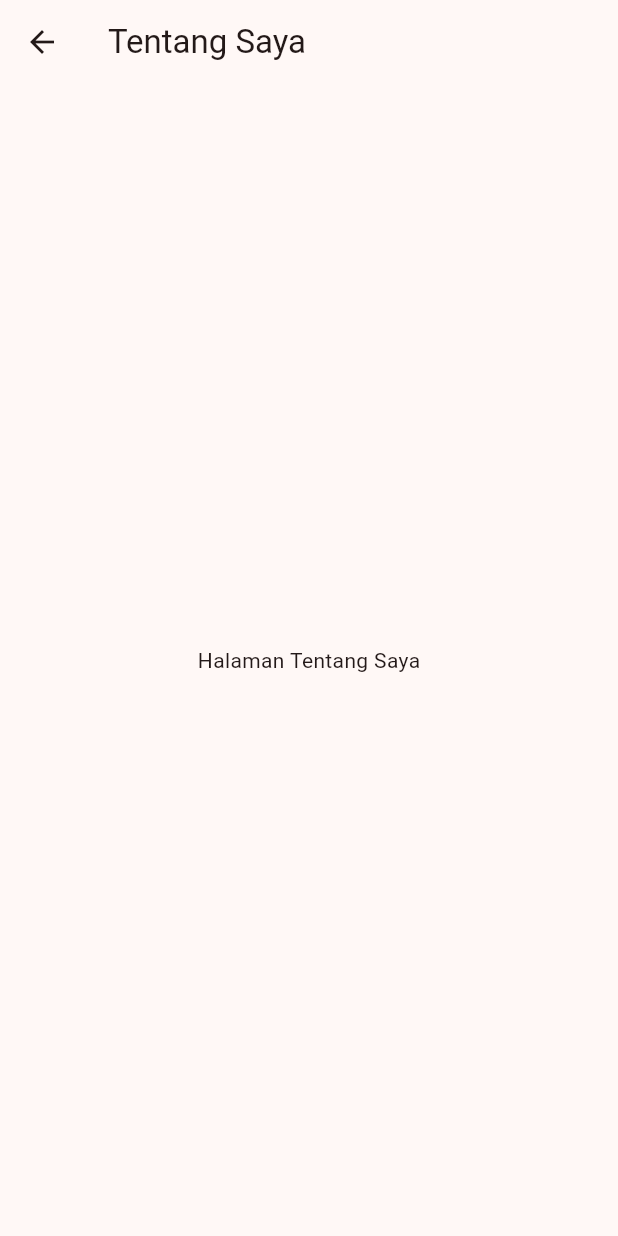
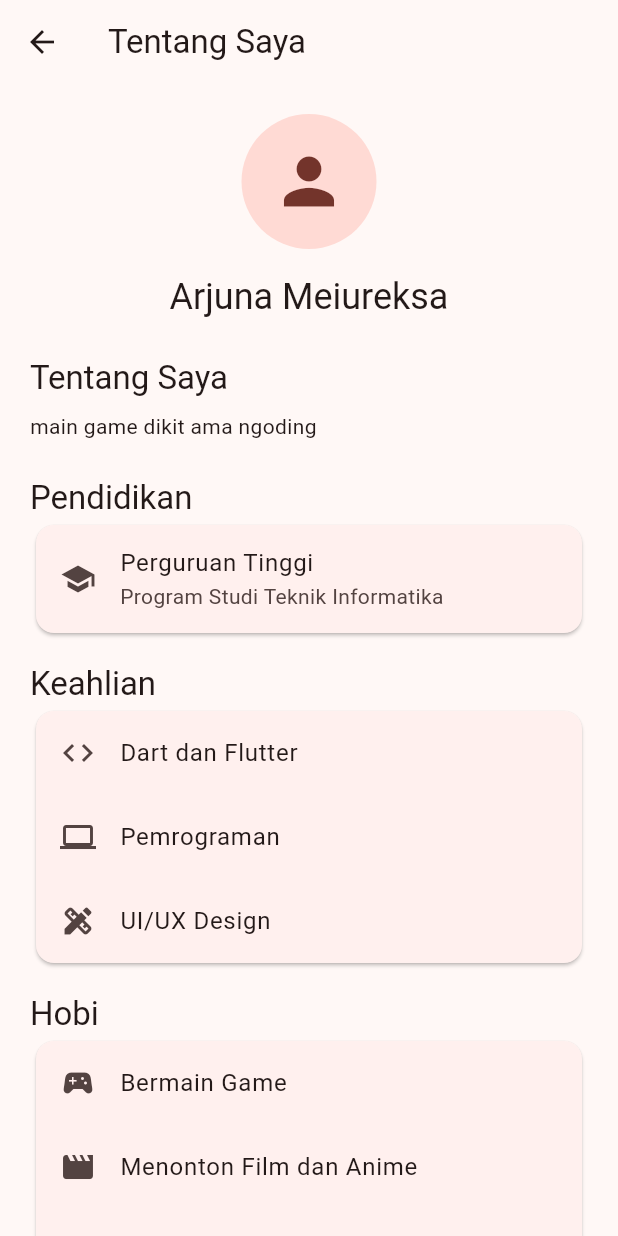
Before and after one commit to iamjonaz/uts-pml-1124160226-soal2-, a Flutter app: the AboutPage screen opened by its route, on a phone screen of 412 x 824 dp. Run offline on Flutter 3.47's test engine with Material 3 defaults, Android fonts, the phone set to English and light mode, and no system bars.

Commit message:
feat: add about page and app navigation

```diff
--- a/lib/screens/about_page.dart
+++ b/lib/screens/about_page.dart
@@ -9,8 +9,112 @@ class AboutPage extends StatelessWidget {
       appBar: AppBar(
         title: const Text('Tentang Saya'),
       ),
-      body: const Center(
-        child: Text('Halaman Tentang Saya'),
+
+      body: SingleChildScrollView(
+        padding: const EdgeInsets.all(20),
+        child: Column(
+          crossAxisAlignment: CrossAxisAlignment.start,
+          children: [
+            const Center(
+              child: CircleAvatar(
+                radius: 45,
+                child: Icon(
+                  Icons.person,
+                  size: 50,
+                ),
+              ),
+            ),
+
+            const SizedBox(height: 16),
+
+            Center(
+              child: Text(
+                'Arjuna Meiureksa',
+                style: Theme.of(context).textTheme.headlineSmall,
+              ),
+            ),
+
+            const SizedBox(height: 24),
+
+            Text(
+              'Tentang Saya',
+              style: Theme.of(context).textTheme.titleLarge,
+            ),
+
+            const SizedBox(height: 8),
+
+            const Text(
+              'main game dikit ama ngoding',
+            ),
+
+            const SizedBox(height: 24),
+
+            Text(
+              'Pendidikan',
+              style: Theme.of(context).textTheme.titleLarge,
+            ),
+
+            const Card(
+              child: ListTile(
+                leading: Icon(Icons.school),
+                title: Text('Perguruan Tinggi'),
+                subtitle: Text('Program Studi Teknik Informatika'),
+              ),
+            ),
+
+            const SizedBox(height: 16),
+
+            Text(
+              'Keahlian',
+              style: Theme.of(context).textTheme.titleLarge,
+            ),
+
+            const Card(
+              child: Column(
+                children: [
+                  ListTile(
+                    leading: Icon(Icons.code),
+                    title: Text('Dart dan Flutter'),
+                  ),
+                  ListTile(
+                    leading: Icon(Icons.computer),
+                    title: Text('Pemrograman'),
+                  ),
+                  ListTile(
+                    leading: Icon(Icons.design_services),
+                    title: Text('UI/UX Design'),
+                  ),
+                ],
+              ),
+            ),
+
+            const SizedBox(height: 16),
+
+            Text(
+              'Hobi',
+              style: Theme.of(context).textTheme.titleLarge,
+            ),
+
+            const Card(
+              child: Column(
+                children: [
+                  ListTile(
+                    leading: Icon(Icons.sports_esports),
+                    title: Text('Bermain Game'),
+                  ),
+                  ListTile(
+                    leading: Icon(Icons.movie),
+                    title: Text('Menonton Film dan Anime'),
+                  ),
+                  ListTile(
+                    leading: Icon(Icons.music_note),
+                    title: Text('Mendengarkan Musik'),
+                  ),
+                ],
+              ),
+            ),
+          ],
+        ),
       ),
     );
   }
--- a/lib/screens/profile_page.dart
+++ b/lib/screens/profile_page.dart
@@ -8,6 +8,15 @@ class ProfilePage extends StatelessWidget {
     return Scaffold(
       appBar: AppBar(
         title: const Text('Profil Mahasiswa'),
+        actions: [
+          IconButton(
+            icon: const Icon(Icons.info_outline),
+            tooltip: 'Tentang Saya',
+            onPressed: () {
+              Navigator.pushNamed(context, '/about');
+            },
+          ),
+        ],
       ),
 
       body: SingleChildScrollView(
```
